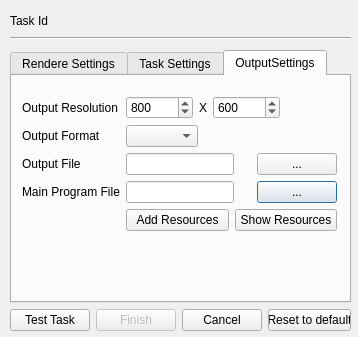
First picture: the form in poc/golemPy/examples/gnr/ui/NewTaskDialog.ui, repository golemfactory/clay, before the edit.
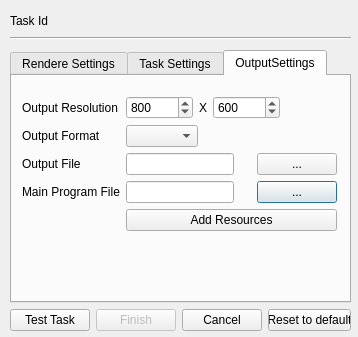
Second picture: the form after the edit. The open tabs and pages were chosen to show the change.

Commit message: TaskStatus -> TaskState poprawki w opisnie stanu taska dodawnaie risorsow do taska podgądanie risorów dla taska.

The edit to the form file:
```diff
--- a/poc/golemPy/examples/gnr/ui/NewTaskDialog.ui
+++ b/poc/golemPy/examples/gnr/ui/NewTaskDialog.ui
@@ -353,13 +353,6 @@
                  </property>
                 </widget>
                </item>
-               <item>
-                <widget class="QPushButton" name="showResourceButton">
-                 <property name="text">
-                  <string>Show Resources</string>
-                 </property>
-                </widget>
-               </item>
               </layout>
              </item>
              <item row="2" column="0">
```
The commit also changes 8 other files.
